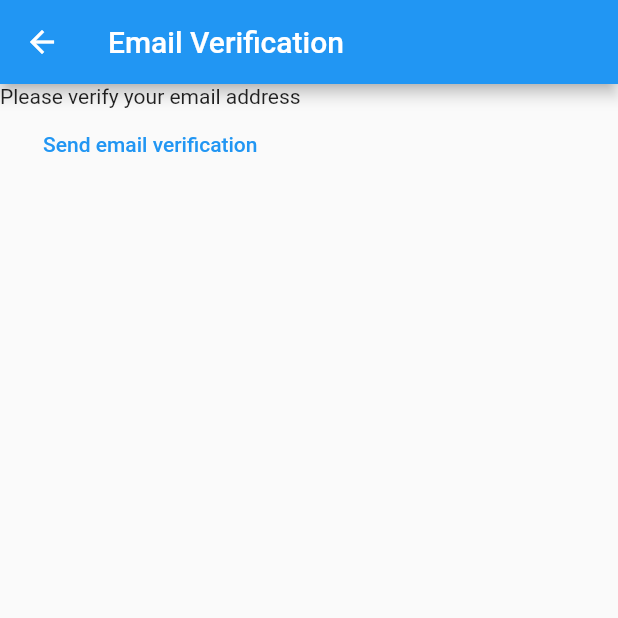
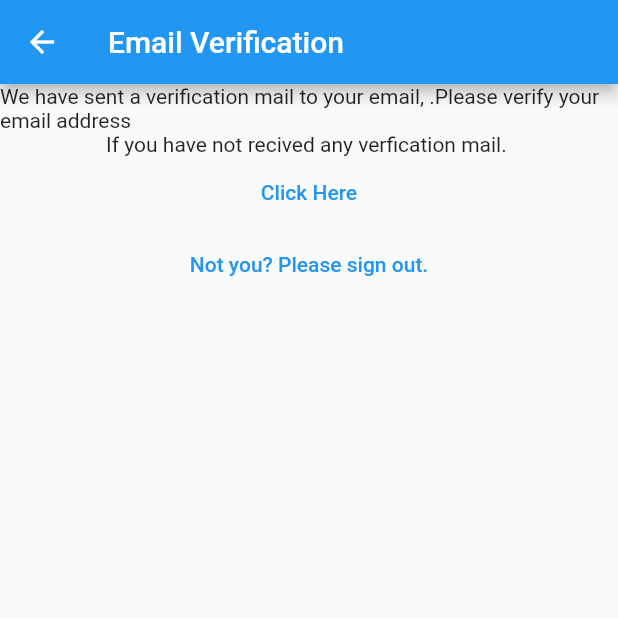
Before and after one commit to vp21-sudo/My-Notes, a Flutter app: the VerifyEmailView screen opened directly, on a phone screen of 412 x 824 dp, the top half of it. Run offline on Flutter 3.47's test engine with Material 2 defaults, Android fonts, the phone set to English and light mode, and no system bars; our stand-ins replace firebase_auth, firebase_core; accounts and stored records are empty.

Commit message:
improved registeration and email verification page.

```diff
--- a/lib/constants/routes.dart
+++ b/lib/constants/routes.dart
@@ -1,3 +1,4 @@
 const loginRoute = '/login';
 const registerRoute = '/register';
 const notesRoute = '/notes';
+const verifyEmail = "/verifyEmail";
--- a/lib/main.dart
+++ b/lib/main.dart
@@ -21,6 +21,7 @@ void main() {
       loginRoute: (context) => const LoginView(),
       registerRoute: (context) => const RegisterView(),
       notesRoute: (context) => const NotesView(),
+      verifyEmail: (context) => const VerifyEmailView(),
     },
   ));
 }
@@ -49,7 +50,9 @@ class HomePage extends StatelessWidget {
             }
 
           default:
-            return const CircularProgressIndicator();
+            return const Scaffold(
+              body: CircularProgressIndicator(),
+            );
         }
       },
     );
--- a/lib/views/verifyemail_view.dart
+++ b/lib/views/verifyemail_view.dart
@@ -1,5 +1,6 @@
 import 'package:firebase_auth/firebase_auth.dart';
 import 'package:flutter/material.dart';
+import 'package:mynotes/constants/routes.dart';
 
 class VerifyEmailView extends StatefulWidget {
   const VerifyEmailView({super.key});
@@ -11,19 +12,30 @@ class VerifyEmailView extends StatefulWidget {
 class _VerifyEmailViewState extends State<VerifyEmailView> {
   @override
   Widget build(BuildContext context) {
+    final user = FirebaseAuth.instance.currentUser;
+    final email = user?.email ?? "";
     return Scaffold(
       appBar: AppBar(
         title: const Text("Email Verification"),
       ),
       body: Column(
         children: [
-          const Text("Please verify your email address"),
+          Text(
+              "We have sent a verification mail to your email, $email.Please verify your email address"),
+          const Text("If you have not recived any verfication mail. "),
           TextButton(
               onPressed: () async {
                 final user = FirebaseAuth.instance.currentUser;
                 await user?.sendEmailVerification();
               },
-              child: const Text("Send email verification"))
+              child: const Text("Click Here")),
+          TextButton(
+              onPressed: () async {
+                await FirebaseAuth.instance.signOut();
+                Navigator.of(context)
+                    .pushNamedAndRemoveUntil(registerRoute, (route) => false);
+              },
+              child: const Text("Not you? Please sign out."))
         ],
       ),
     );
```
Also changed, not shown: lib/views/register_view.dart (+16 -11 lines).
